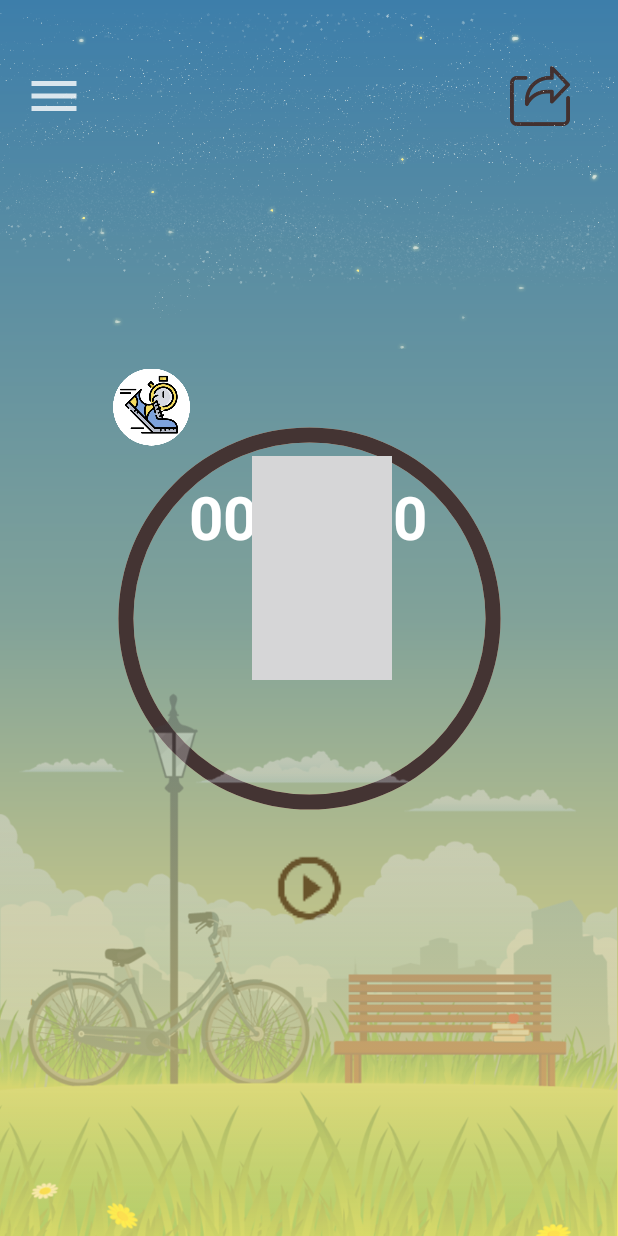
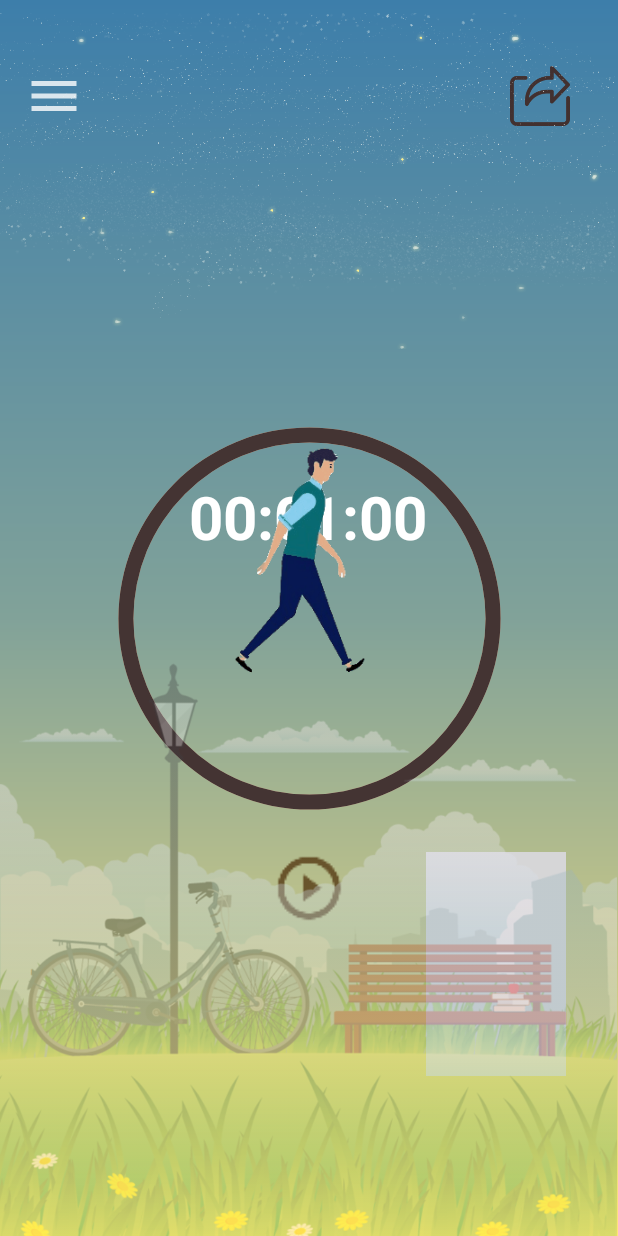
Before and after one commit to moo-nerim/keepWalking, an Android app: the screen it shows after launch (MainActivity), on a phone screen of 412 x 824 dp. Run offline under Robolectric (Android 15) with nearby library versions, the phone set to English and light mode, and no system bars; libraries missing offline, so code that uses them is left out: com.kakao.kakaolink, com.kakao.message, com.kakao.network, com.kakao.util, org.tensorflow.contrib; pictures from the network do not load; 2 statements that could not run were skipped.

Commit message:
ver4. Man Animation & Background Gradient

```diff
--- a/app/build.gradle
+++ b/app/build.gradle
@@ -61,6 +61,8 @@ dependencies {
     implementation 'com.jjoe64:graphview:4.1.0'
     implementation 'com.github.PhilJay:MPAndroidChart:v3.1.0'
     implementation 'com.github.asyl.animation:arcanimator:1.0.0'
+    implementation 'com.github.bumptech.glide:glide:4.11.0'
+    annotationProcessor 'com.github.bumptech.glide:compiler:4.11.0'
 
     implementation('com.amazonaws:aws-android-sdk-mobile-client:2.8.+@aar') { transitive = true }
     implementation('com.amazonaws:aws-android-sdk-auth-userpools:2.8.+@aar') { transitive = true }
--- a/app/src/main/java/com/example/gait_health_prediction_androidphone/MainActivity.java
+++ b/app/src/main/java/com/example/gait_health_prediction_androidphone/MainActivity.java
@@ -25,6 +25,7 @@ import android.widget.TextView;
 import androidx.appcompat.app.AppCompatActivity;
 import androidx.core.app.ActivityCompat;
 
+import com.bumptech.glide.Glide;
 import com.kakao.kakaolink.v2.KakaoLinkResponse;
 import com.kakao.kakaolink.v2.KakaoLinkService;
 import com.kakao.message.template.ButtonObject;
@@ -112,6 +113,7 @@ public class MainActivity extends AppCompatActivity implements SensorEventListen
     private ImageView imageViewStartStop;
     private CountDownTimer countDownTimer;
     public ImageView kakaoLinkBtn;
+    private ImageView walkingman;
 
     @Override
     protected void onCreate(Bundle savedInstanceState) {
@@ -262,7 +264,8 @@ public class MainActivity extends AppCompatActivity implements SensorEventListen
         imageViewStartStop = findViewById(R.id.imageViewStartStop);
         kakaoLinkBtn = findViewById(R.id.imageViewShare);
         walkingTextView = findViewById(R.id.tv_output);
-        run = findViewById(R.id.imageView3);
+//        run = findViewById(R.id.imageView3);
+        walkingman = findViewById(R.id.imageView4);
     }
 
     /**
@@ -341,6 +344,8 @@ public class MainActivity extends AppCompatActivity implements SensorEventListen
             mSensorManager.registerListener(this, mLinearAcceleration, SensorManager.SENSOR_DELAY_FASTEST);
 
             drawable.start();
+
+            Glide.with(this).load(R.raw.walkingman).into(walkingman);
 //            int[] location = new int[2];
 //
 //            run.getLocationOnScreen(location);
--- a/app/src/main/res/layout/activity_main.xml
+++ b/app/src/main/res/layout/activity_main.xml
@@ -95,8 +95,8 @@
         android:id="@+id/imageView1"
         android:layout_width="93dp"
         android:layout_height="149dp"
-        android:layout_marginStart="168dp"
-        android:layout_marginTop="304dp"
+        android:layout_marginStart="284dp"
+        android:layout_marginTop="568dp"
         android:background="@drawable/anim"
         app:layout_constraintStart_toStartOf="parent"
         app:layout_constraintTop_toTopOf="parent" />
@@ -120,23 +120,23 @@
         app:srcCompat="@drawable/back_star" />
 
     <ImageView
-        android:id="@+id/imageView3"
-        android:layout_width="51dp"
-        android:layout_height="52dp"
-        android:layout_marginStart="4dp"
-        android:layout_marginTop="4dp"
-        app:layout_constraintStart_toStartOf="@+id/progressBarCircle"
-        app:layout_constraintTop_toBottomOf="@+id/imageView"
-        app:srcCompat="@drawable/run" />
-
-    <ImageView
         android:id="@+id/imageView2"
         android:layout_width="411dp"
         android:layout_height="483dp"
-        android:layout_marginTop="408dp"
+        android:layout_marginTop="388dp"
         app:layout_constraintStart_toStartOf="parent"
         app:layout_constraintTop_toTopOf="parent"
         app:srcCompat="@drawable/park" />
 
+    <ImageView
+        android:id="@+id/imageView4"
+        android:layout_width="293dp"
+        android:layout_height="216dp"
+        android:layout_marginStart="56dp"
+        android:layout_marginTop="256dp"
+        app:layout_constraintStart_toStartOf="parent"
+        app:layout_constraintTop_toTopOf="parent"
+        app:srcCompat="@raw/walkingman" />
+
 
 </androidx.constraintlayout.widget.ConstraintLayout>
```
Also changed, not shown: app/src/main/res/raw/walkingman.gif (added).
